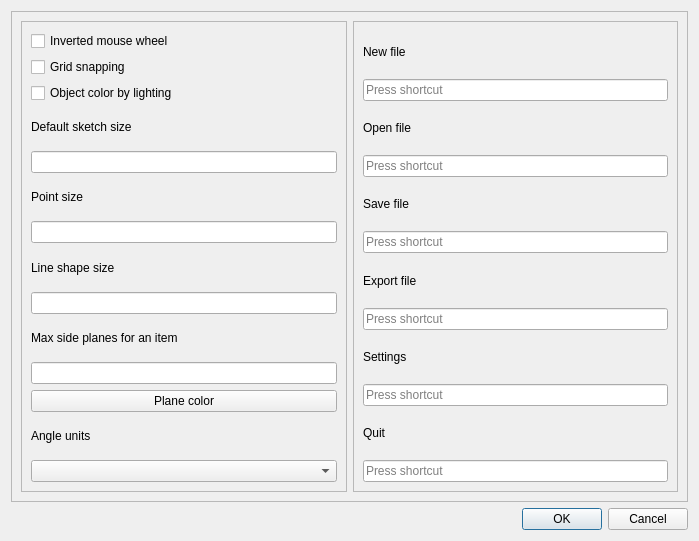
Before: the Qt Designer form src/Dialogs/SettingsDialog.ui in Makimars/Konstructor, drawn with Qt 5.
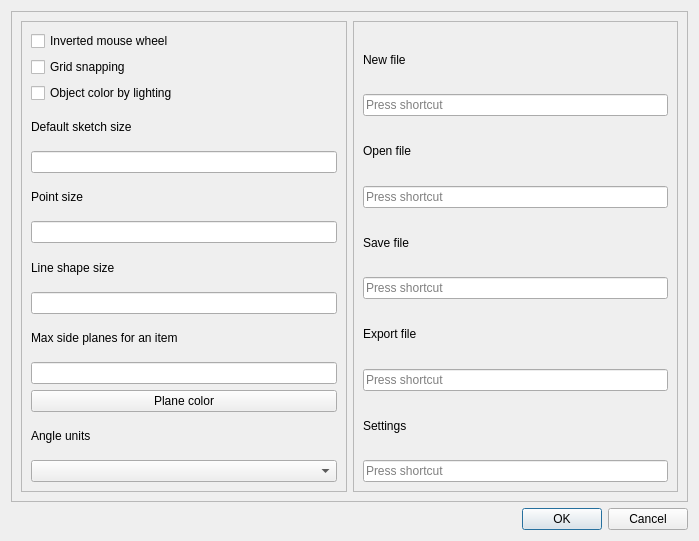
After: the same form once the commit is applied.

Commit message: name polygons in items

Patch:
```diff
--- a/src/Dialogs/SettingsDialog.ui
+++ b/src/Dialogs/SettingsDialog.ui
@@ -176,16 +176,6 @@
          <item>
           <widget class="QKeySequenceEdit" name="settingsEdit"/>
          </item>
-         <item>
-          <widget class="QLabel" name="label_12">
-           <property name="text">
-            <string>Quit</string>
-           </property>
-          </widget>
-         </item>
-         <item>
-          <widget class="QKeySequenceEdit" name="quitEdit"/>
-         </item>
         </layout>
        </widget>
       </item>
```
The commit also changes 1 other file.
